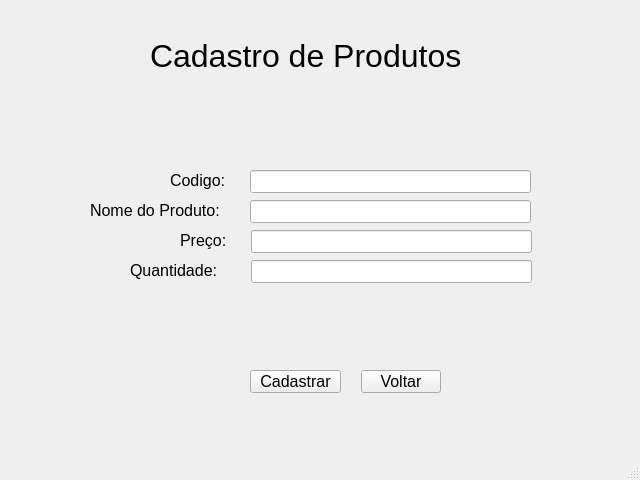
Above: telas/tela_cadastro_produto.ui from mthsvct/SILE before the change. Below: the same form after it.
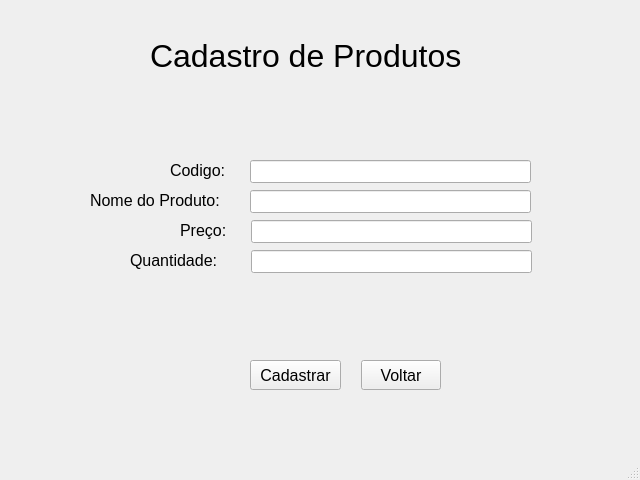
That is the form after the change.

Commit message: Funções e telas de cadastro de produtos

```diff
--- a/telas/tela_cadastro_produto.ui
+++ b/telas/tela_cadastro_produto.ui
@@ -36,7 +36,7 @@
     <property name="geometry">
      <rect>
       <x>250</x>
-      <y>200</y>
+      <y>190</y>
       <width>281</width>
       <height>23</height>
      </rect>
@@ -46,7 +46,7 @@
     <property name="geometry">
      <rect>
       <x>90</x>
-      <y>200</y>
+      <y>190</y>
       <width>161</width>
       <height>20</height>
      </rect>
@@ -64,7 +64,7 @@
     <property name="geometry">
      <rect>
       <x>251</x>
-      <y>230</y>
+      <y>220</y>
       <width>281</width>
       <height>23</height>
      </rect>
@@ -74,7 +74,7 @@
     <property name="geometry">
      <rect>
       <x>180</x>
-      <y>230</y>
+      <y>220</y>
       <width>61</width>
       <height>20</height>
      </rect>
@@ -92,7 +92,7 @@
     <property name="geometry">
      <rect>
       <x>251</x>
-      <y>260</y>
+      <y>250</y>
       <width>281</width>
       <height>23</height>
      </rect>
@@ -102,7 +102,7 @@
     <property name="geometry">
      <rect>
       <x>130</x>
-      <y>260</y>
+      <y>250</y>
       <width>101</width>
       <height>20</height>
      </rect>
@@ -120,9 +120,9 @@
     <property name="geometry">
      <rect>
       <x>361</x>
-      <y>370</y>
+      <y>360</y>
       <width>80</width>
-      <height>23</height>
+      <height>30</height>
      </rect>
     </property>
     <property name="font">
@@ -141,9 +141,9 @@
     <property name="geometry">
      <rect>
       <x>250</x>
-      <y>370</y>
+      <y>360</y>
       <width>91</width>
-      <height>23</height>
+      <height>30</height>
      </rect>
     </property>
     <property name="font">
@@ -162,7 +162,7 @@
     <property name="geometry">
      <rect>
       <x>250</x>
-      <y>170</y>
+      <y>160</y>
       <width>281</width>
       <height>23</height>
      </rect>
@@ -172,7 +172,7 @@
     <property name="geometry">
      <rect>
       <x>170</x>
-      <y>170</y>
+      <y>160</y>
       <width>61</width>
       <height>20</height>
      </rect>
```
Left out of the diff: 4 changed lines with no effect on the pictures. The commit also changes 4 other files.
